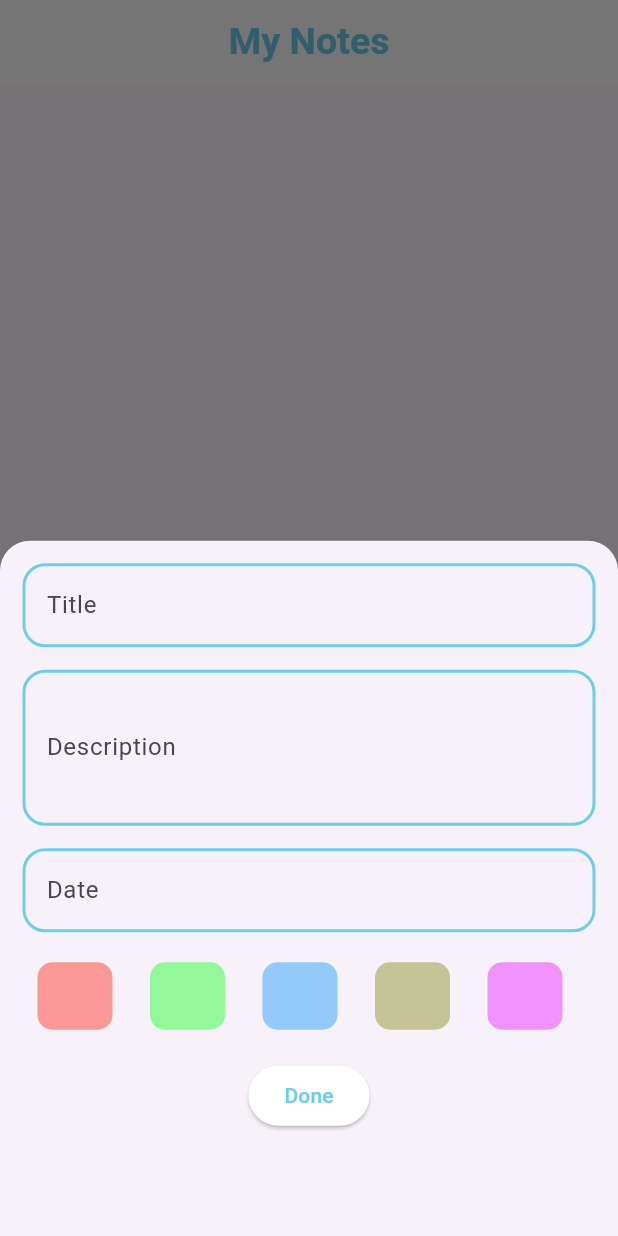
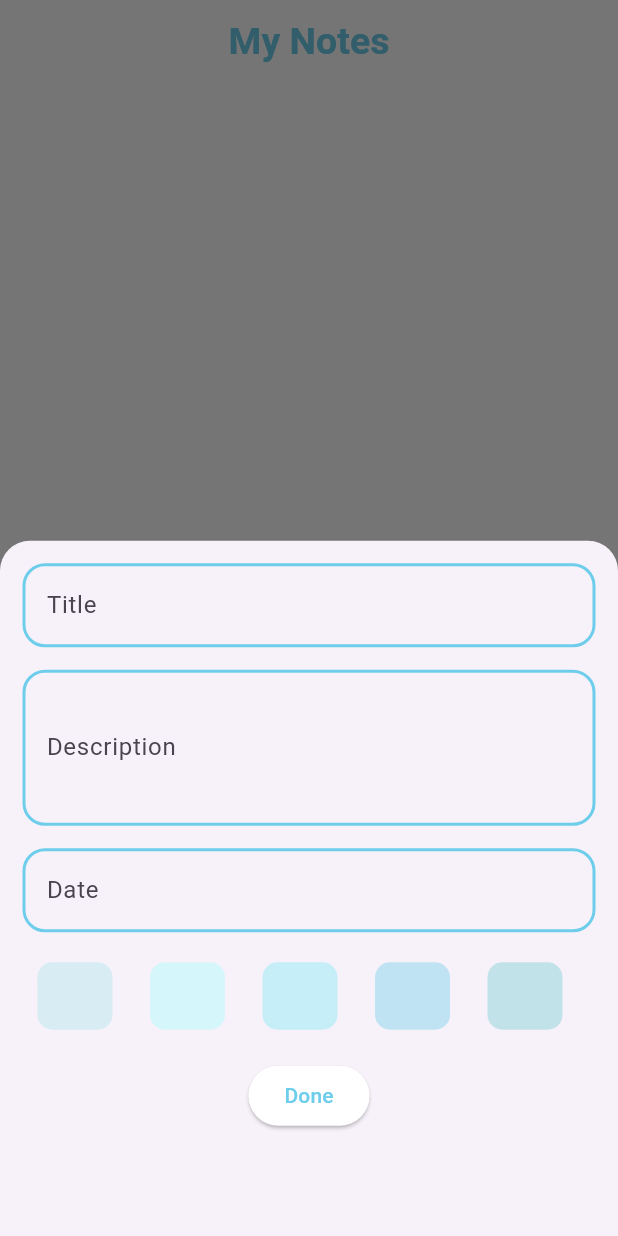
Before and after one commit to AbhinandhanaPU/notes_app_hive, a Flutter app: the screen it shows after launch, after a tap on the "add" icon, on a phone screen of 412 x 824 dp. Run offline on Flutter 3.47's test engine with Material 3 defaults, Android fonts, the phone set to English and light mode, and no system bars; our stand-ins replace hive, hive_flutter, lottie; accounts and stored records are empty.

Commit message:
color change

```diff
--- a/lib/utils/color_constant/color_constant.dart
+++ b/lib/utils/color_constant/color_constant.dart
@@ -4,13 +4,12 @@ class ColorConstant {
   static Color colorTheme = Color.fromARGB(255, 109, 205, 234);
   static Color mainWhite = Colors.white;
   static Color opacityWhite = Colors.white38;
-  static Color todoGrey = Color(0xffd6d6d6);
+  static Color todoGrey = Color.fromARGB(255, 226, 246, 249);
   static List<Color> mycolorListDart = [
-    Color.fromARGB(255, 255, 17, 0),
-    Color.fromARGB(255, 0, 255, 8),
-    Color.fromARGB(255, 0, 140, 255),
-    Color.fromARGB(255, 119, 127, 4),
-    Color.fromARGB(255, 230, 0, 255),
-    Color.fromARGB(255, 255, 0, 166),
+    Color.fromARGB(255, 166, 227, 233),
+    Color.fromARGB(255, 163, 251, 251),
+    Color.fromARGB(255, 123, 232, 246),
+    Color.fromARGB(255, 109, 205, 234),
+    Color.fromARGB(255, 113, 201, 206),
   ];
 }
--- a/lib/view/home_screen/home_screen.dart
+++ b/lib/view/home_screen/home_screen.dart
@@ -45,6 +45,7 @@ class _HomeScreenState extends State<HomeScreen> {
   @override
   Widget build(BuildContext context) {
     return Scaffold(
+      backgroundColor: ColorConstant.mainWhite,
       appBar: AppBar(
         backgroundColor: ColorConstant.mainWhite,
         foregroundColor: ColorConstant.colorTheme,
--- a/lib/view/todo_screen/todo_screen.dart
+++ b/lib/view/todo_screen/todo_screen.dart
@@ -23,6 +23,7 @@ class _TodoScreenState extends State<TodoScreen> {
   @override
   Widget build(BuildContext context) {
     return Scaffold(
+      backgroundColor: ColorConstant.mainWhite,
       appBar: AppBar(
         backgroundColor: ColorConstant.mainWhite,
         foregroundColor: ColorConstant.colorTheme,
```
